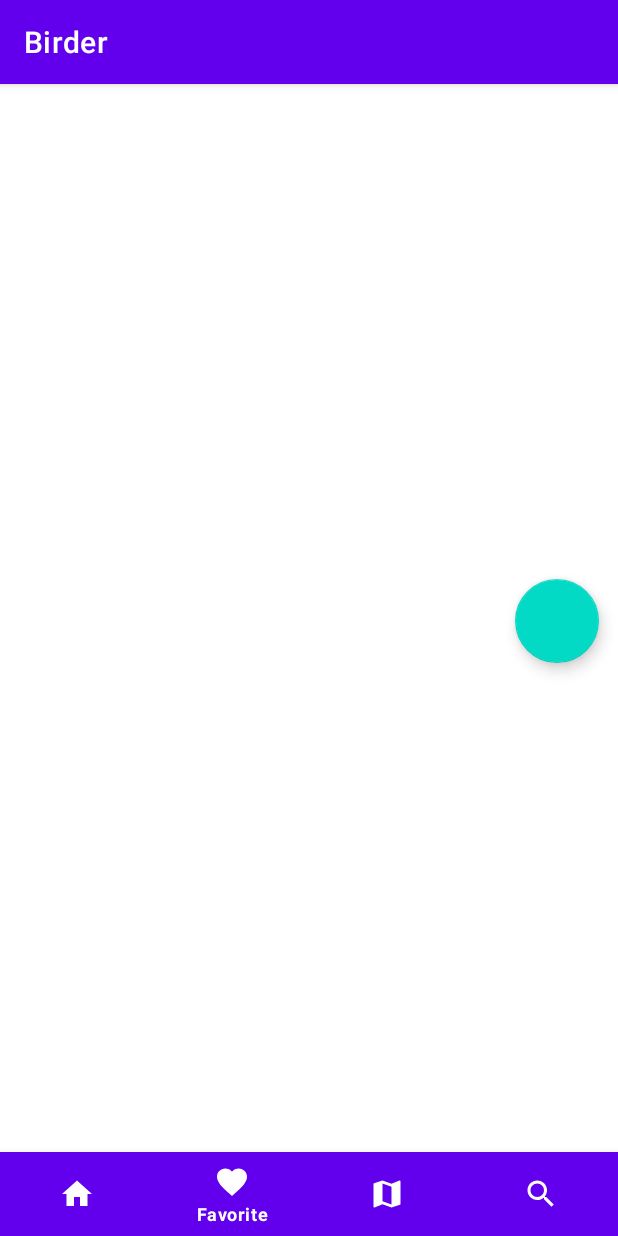
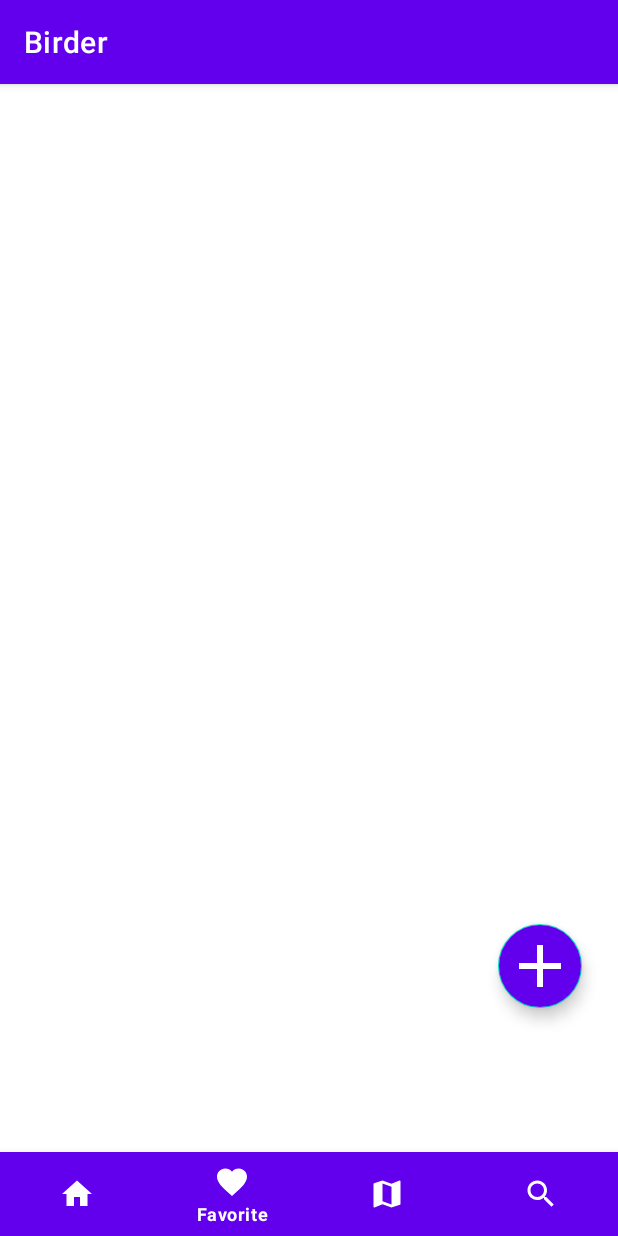
Before and after one commit to miskang863/Birder, an Android app: the fragment NewFavoritesFragment placed in its activity, item 2 of the bottom bar chosen, on a phone screen of 412 x 824 dp. Run offline under Robolectric (Android 15) with nearby library versions, the phone set to English and light mode, and no system bars; our stand-ins replace Picasso, Room's generated code; pictures from the network do not load.

Commit message:
+ hienosäätöä

```diff
--- a/app/src/main/java/com/example/birder/fragments/NewFavoritesFragment.kt
+++ b/app/src/main/java/com/example/birder/fragments/NewFavoritesFragment.kt
@@ -56,8 +56,8 @@ class NewFavoritesFragment : Fragment() {
         val view = inflater.inflate(R.layout.fragment_newfavorites, container, false)
 
         mBirdViewModel = ViewModelProvider(this).get(BirdViewModel::class.java)
-        editText1 = view.findViewById<EditText>(R.id.editName)
-        editText2 = view.findViewById<EditText>(R.id.editDesc)
+        editText1 = view.findViewById(R.id.editName)
+        editText2 = view.findViewById(R.id.editDesc)
         imageView = view.findViewById(R.id.imageView)
         val cameraButton = view.findViewById<Button>(R.id.cameraButton)
         val button: Button = view.findViewById(R.id.galleryButton)
--- a/app/src/main/res/layout/fragment_bird_search.xml
+++ b/app/src/main/res/layout/fragment_bird_search.xml
@@ -5,8 +5,6 @@
     android:layout_width="match_parent"
     android:layout_height="match_parent"
     tools:context=".fragments.BirdSearchFragment">
-
-    <!-- TODO: Update blank fragment layout -->
 
     <EditText
         android:id="@+id/birdSearchEditText"
--- a/app/src/main/res/layout/fragment_favorites.xml
+++ b/app/src/main/res/layout/fragment_favorites.xml
@@ -18,10 +18,14 @@
             android:layout_height="wrap_content"
             android:layout_alignParentStart="true"
             android:layout_alignParentTop="true"
-            android:layout_marginStart="343dp"
-            android:layout_marginTop="330dp"
+            android:layout_marginStart="332dp"
+            android:layout_marginTop="560dp"
+            android:backgroundTint="@color/design_default_color_primary"
             android:contentDescription="TODO"
-            app:fabSize="auto" />
+            android:src="@drawable/ic_baseline_add_24"
+            app:fabCustomSize="56dp"
+            app:maxImageSize="48dp"
+            app:tint="@android:color/white" />
 
         <androidx.recyclerview.widget.RecyclerView
             android:id="@+id/recyclerView"
```
Also changed, not shown: app/src/main/java/com/example/birder/fragments/MapFragment.kt (+24 -21 lines).
